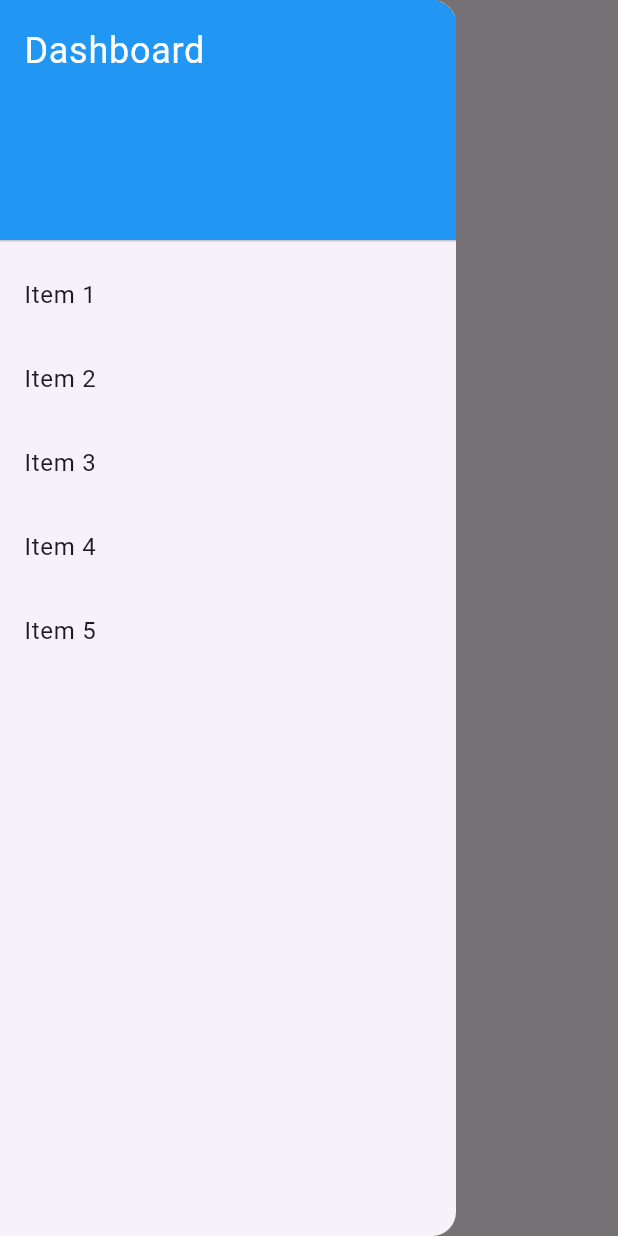
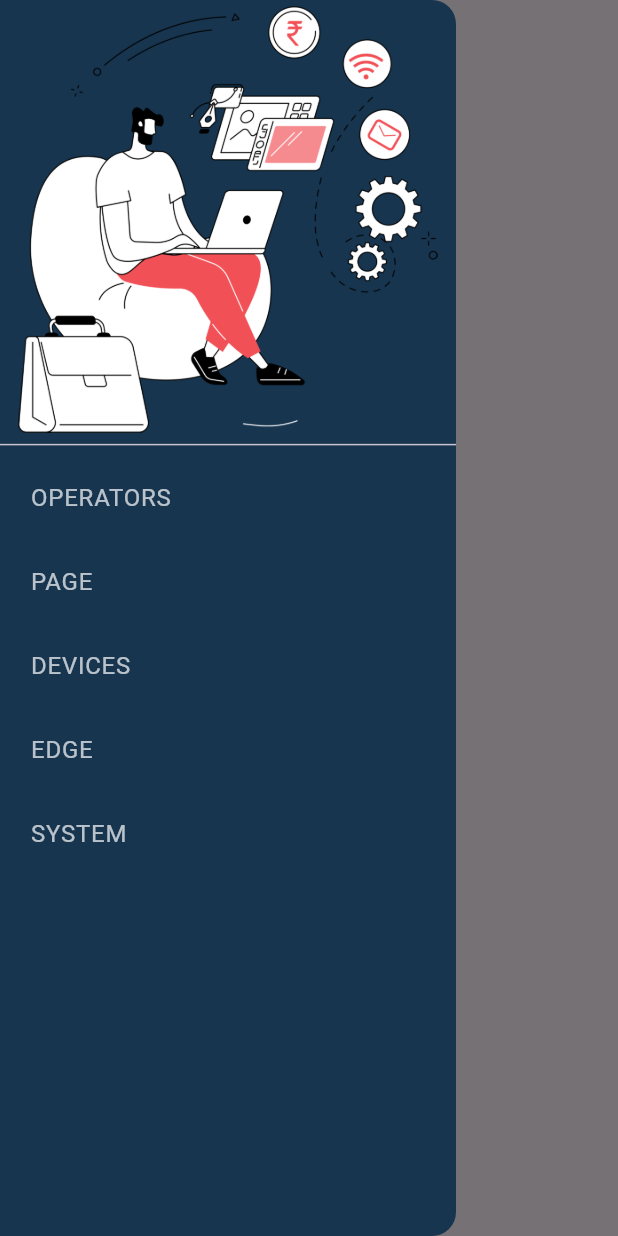
Before and after one commit to thedumbinventor/Flutter, a Flutter app: the Dashboard screen opened directly, with the side drawer open, on a phone screen of 412 x 824 dp. Run offline on Flutter 3.47's test engine with Material 3 defaults, Android fonts, the phone set to English and light mode, and no system bars; our stand-ins replace fl_chart, fluttertoast, get.

Commit message:
1/18/2024

```diff
--- a/lib/LoginHandler/dashboard.dart
+++ b/lib/LoginHandler/dashboard.dart
@@ -1,80 +1,70 @@
 import 'package:flutter/material.dart';
-import 'package:get/get.dart';
-import 'package:qmsadminflutter/LoginHandler/LoginScreen.dart';
-
-void main() {
-  runApp(const LoginScreen());
-}
-
-class DashboardController extends GetxController {
-
-  RxString backgroundText = 'Dashboard'.obs;
-}
 
 class Dashboard extends StatelessWidget {
-  final DashboardController controller = Get.put(DashboardController());
-  //  Obx(() => Text(controller.backgroundText.value)),
   @override
   Widget build(BuildContext context) {
     return Scaffold(
         appBar: AppBar(
-        title:Text('hello'),
+          title: Text('hello'),
         ),
         drawer: Drawer(
-        child: ListView(
-          padding: EdgeInsets.zero,
+          backgroundColor: const Color(0xff17354F),
+          child: SingleChildScrollView(
+            child: Column(
               children: <Widget>[
-            const DrawerHeader(
-              decoration: BoxDecoration(
-                color: Colors.blue,
+                Image.asset('assets/Login illustration.png', height: MediaQuery.of(context).size.height * 0.35),
+                const Divider(),
+                ListTile(
+                  title: const Text(
+                    ' OPERATORS',
+                    style: TextStyle(color: Colors.white70),
                   ),
-              child: Text(
-                'Dashboard',
-                style: TextStyle(
-                  color: Colors.white,
-                  fontSize: 24,
-                ),
-              ),
-            ),
-            ListTile(
-              title: const Text('Item 1'),
                   onTap: () {
-                // Handle item 1 tap
                     Navigator.pop(context);
                   },
                 ),
                 ListTile(
-              title: const Text('Item 2'),
+                  title: const Text(
+                    ' PAGE',
+                    style: TextStyle(color: Colors.white70),
+                  ),
                   onTap: () {
-                // Handle item 2 tap
                     Navigator.pop(context);
                   },
                 ),
                 ListTile(
-              title: const Text('Item 3'),
+                  title: const Text(
+                    ' DEVICES',
+                    style: TextStyle(color: Colors.white70),
+                  ),
                   onTap: () {
-                // Handle item 3 tap
                     Navigator.pop(context);
                   },
                 ),
                 ListTile(
-              title: const Text('Item 4'),
+                  title: const Text(
+                    ' EDGE',
+                    style: TextStyle(color: Colors.white70),
+                  ),
                   onTap: () {
-                // Handle item 4 tap
                     Navigator.pop(context);
                   },
                 ),
                 ListTile(
-              title: const Text('Item 5'),
+                  title: const Text(
+                    ' SYSTEM',
+                    style: TextStyle(color: Colors.white70),
+                  ),
                   onTap: () {
-                // Handle item 5 tap
                     Navigator.pop(context);
-                controller.backgroundText.value = 'Item 5';
+                    // controller.backgroundText.value = 'Item 5';
                   },
                 ),
               ],
             ),
           ),
+        ),
+
     );
   }
 }
--- /dev/null
+++ b/lib/getX/dialog_controller.dart
@@ -0,0 +1,6 @@
+
+import 'package:get/get.dart';
+
+class DialogController extends GetxController {
+  // Add any necessary properties and methods for your dialog state.
+}
--- a/pubspec.yaml
+++ b/pubspec.yaml
@@ -37,6 +37,7 @@ dependencies:
   cupertino_icons: ^1.0.2
   get: ^4.6.6
   fluttertoast: ^8.2.4
+  fl_chart: ^0.50.0
 
 dev_dependencies:
   flutter_test:
```
Also changed, not shown: lib/LoginHandler/LoginScreen.dart (+10 -8 lines), lib/PAGES/Pages.dart (added, +74 -0 lines), lib/getX/MyApp.dart (added, +50 -0 lines), lib/PAGES/Devices.dart (added), lib/PAGES/Edge.dart (added), lib/PAGES/Operators.dart (added), lib/PAGES/System.dart (added), pubspec.lock. Lines whose indentation alone changed are shown as unchanged.
